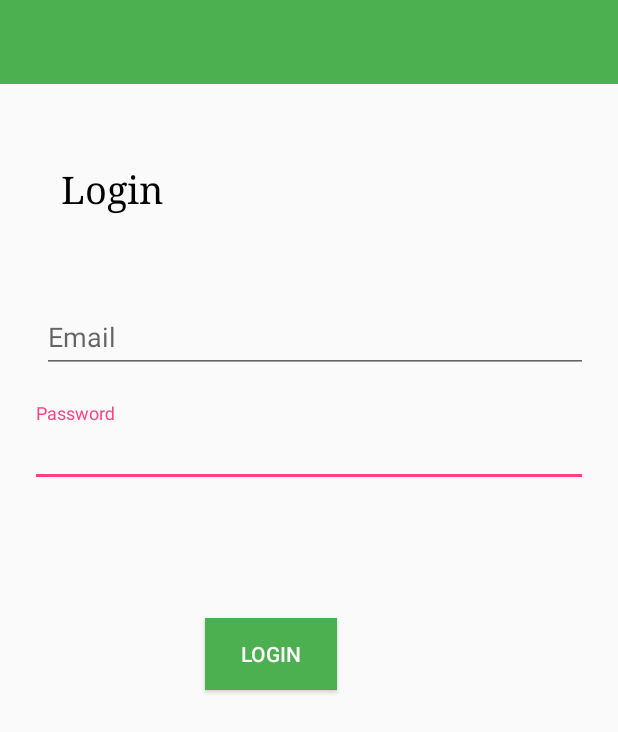
After one commit to ANCProjects/Dealsaster, an Android app: the LoginActivity screen opened directly, with no data from a screen before it, on a phone screen of 412 x 824 dp. The commit adds this screen. Shown: the top 732 px of the screen. Run offline under Robolectric (Android 15) with nearby library versions, the phone set to English and light mode, and no system bars.

```diff
--- a/app/build.gradle
+++ b/app/build.gradle
@@ -26,5 +26,6 @@ dependencies {
     })
     compile 'com.android.support:appcompat-v7:25.3.1'
     compile 'com.android.support.constraint:constraint-layout:1.0.0-beta3'
+    compile 'com.android.support:design:25.3.1'
     testCompile 'junit:junit:4.12'
 }
--- a/app/src/main/AndroidManifest.xml
+++ b/app/src/main/AndroidManifest.xml
@@ -16,6 +16,8 @@
                 <category android:name="android.intent.category.LAUNCHER"/>
             </intent-filter>
         </activity>
+        <activity android:name=".LoginActivity">
+        </activity>
     </application>
 
 </manifest>
--- /dev/null
+++ b/app/src/main/java/io/github/dewunmi/dealsaster/LoginActivity.java
@@ -0,0 +1,16 @@
+package io.github.dewunmi.dealsaster;
+
+import android.support.v7.app.AppCompatActivity;
+import android.os.Bundle;
+
+public class LoginActivity extends AppCompatActivity {
+
+    @Override
+    protected void onCreate(Bundle savedInstanceState) {
+        super.onCreate(savedInstanceState);
+        setContentView(R.layout.activity_login);
+
+        //TODO 1: Add firebase Login authentication
+
+    }
+}
--- a/app/src/main/java/io/github/dewunmi/dealsaster/MainActivity.java
+++ b/app/src/main/java/io/github/dewunmi/dealsaster/MainActivity.java
@@ -9,5 +9,10 @@ public class MainActivity extends AppCompatActivity {
     protected void onCreate(Bundle savedInstanceState) {
         super.onCreate(savedInstanceState);
         setContentView(R.layout.activity_main);
+
+        //TODO 2: Add Tab layout and view pager to enable easy swipe around activities/fragments
+        //TODO 3: Add Chat functionality to the app
+        //TODO 4: Add list of trusted friends to contact in case of an emergency
+        //TODO 5: Add notification feature
     }
 }
--- /dev/null
+++ b/app/src/main/res/layout/activity_login.xml
@@ -0,0 +1,111 @@
+<?xml version="1.0" encoding="utf-8"?>
+<android.support.constraint.ConstraintLayout
+    xmlns:android="http://schemas.android.com/apk/res/android"
+    xmlns:app="http://schemas.android.com/apk/res-auto"
+    xmlns:tools="http://schemas.android.com/tools"
+    android:layout_width="match_parent"
+    android:layout_height="match_parent"
+    tools:context="io.github.dewunmi.dealsaster.LoginActivity">
+
+
+    <include
+        android:id="@+id/login_toolbar"
+        layout="@layout/app_bar_layout"
+        android:layout_width="0dp"
+        android:layout_height="wrap_content"
+        app:layout_constraintLeft_toLeftOf="parent"
+        app:layout_constraintRight_toRightOf="parent"
+        app:layout_constraintTop_toTopOf="parent"/>
+
+
+    <TextView
+        android:id="@+id/textView"
+        style="@android:style/Widget.DeviceDefault.TextView"
+        android:layout_width="wrap_content"
+        android:layout_height="wrap_content"
+        android:layout_marginLeft="20dp"
+        android:layout_marginRight="8dp"
+        android:layout_marginStart="20dp"
+        android:fontFamily="serif"
+        android:layout_marginTop="53dp"
+        android:text="Login"
+        android:textColor="@android:color/black"
+        android:textSize="25sp"
+        app:layout_constraintHorizontal_bias="0.065"
+        app:layout_constraintLeft_toLeftOf="parent"
+        app:layout_constraintRight_toRightOf="parent"
+        app:layout_constraintTop_toBottomOf="@+id/login_toolbar"
+        android:layout_marginEnd="8dp"/>
+
+    <Button
+        android:id="@+id/reg_signIn_button"
+        android:layout_width="wrap_content"
+        android:layout_height="wrap_content"
+        android:layout_marginEnd="20dp"
+        android:background="@color/colorPrimary"
+        android:elevation="0dp"
+        android:paddingEnd="20dp"
+        android:paddingLeft="20dp"
+        android:text="Login"
+        android:textColor="@android:color/white"
+        android:layout_marginTop="87dp"
+        app:layout_constraintTop_toBottomOf="@+id/login_password"
+        android:layout_marginLeft="8dp"
+        app:layout_constraintLeft_toLeftOf="parent"
+        android:layout_marginRight="20dp"
+        app:layout_constraintRight_toRightOf="parent"
+        app:layout_constraintHorizontal_bias="0.435"
+        android:layout_marginStart="8dp"/>
+
+    <android.support.design.widget.TextInputLayout
+        android:id="@+id/login_password"
+        android:layout_width="0dp"
+        android:layout_height="wrap_content"
+        android:layout_marginEnd="20dp"
+        android:layout_marginLeft="20dp"
+        android:layout_marginRight="20dp"
+        android:layout_marginStart="20dp"
+        android:layout_marginTop="20dp"
+        app:layout_constraintLeft_toLeftOf="parent"
+        app:layout_constraintRight_toRightOf="parent"
+        app:layout_constraintTop_toBottomOf="@+id/login_email"
+        app:layout_constraintHorizontal_bias="0.0">
+
+        <EditText
+            android:id="@+id/editText2"
+            android:layout_width="match_parent"
+            android:layout_height="wrap_content"
+            android:layout_weight="1"
+            android:hint="@string/password"
+            android:inputType="textPassword"
+            tools:layout_editor_absoluteX="9dp"
+            tools:layout_editor_absoluteY="269dp"/>
+    </android.support.design.widget.TextInputLayout>
+
+    <android.support.design.widget.TextInputLayout
+        android:id="@+id/login_email"
+        android:layout_width="0dp"
+        android:layout_height="wrap_content"
+        android:layout_marginEnd="20dp"
+        android:layout_marginLeft="8dp"
+        android:layout_marginRight="20dp"
+        android:layout_marginStart="8dp"
+        android:layout_marginTop="50dp"
+        app:layout_constraintLeft_toLeftOf="@+id/login_password"
+        app:layout_constraintRight_toRightOf="parent"
+        app:layout_constraintTop_toBottomOf="@+id/textView">
+
+        <EditText
+            android:id="@+id/editText"
+            android:layout_width="match_parent"
+            android:layout_height="wrap_content"
+            android:layout_weight="1"
+            android:hint="@string/email"
+            android:inputType="textEmailAddress"
+            app:layout_constraintTop_toBottomOf="@+id/textView"
+            tools:layout_editor_absoluteX="9dp"
+            tools:layout_editor_absoluteY="269dp"/>
+    </android.support.design.widget.TextInputLayout>
+
+
+</android.support.constraint.ConstraintLayout>
--- a/app/src/main/res/layout/activity_main.xml
+++ b/app/src/main/res/layout/activity_main.xml
@@ -5,15 +5,7 @@
     xmlns:tools="http://schemas.android.com/tools"
     android:layout_width="match_parent"
     android:layout_height="match_parent"
-    tools:context="io.github.dewunmi.dealsaster.MainActivity">
+    tools:context=".MainActivity">
 
-    <TextView
-        android:layout_width="wrap_content"
-        android:layout_height="wrap_content"
-        android:text="Hello World!"
-        app:layout_constraintBottom_toBottomOf="parent"
-        app:layout_constraintLeft_toLeftOf="parent"
-        app:layout_constraintRight_toRightOf="parent"
-        app:layout_constraintTop_toTopOf="parent"/>
 
 </android.support.constraint.ConstraintLayout>
--- /dev/null
+++ b/app/src/main/res/layout/app_bar_layout.xml
@@ -0,0 +1,8 @@
+<?xml version="1.0" encoding="utf-8"?>
+<android.support.v7.widget.Toolbar
+    xmlns:android="http://schemas.android.com/apk/res/android"
+    android:layout_width="match_parent"
+    android:background="@color/colorPrimary"
+    android:layout_height="wrap_content">
+
+</android.support.v7.widget.Toolbar>
--- a/app/src/main/res/values/colors.xml
+++ b/app/src/main/res/values/colors.xml
@@ -1,6 +1,7 @@
 <?xml version="1.0" encoding="utf-8"?>
 <resources>
-    <color name="colorPrimary">#3F51B5</color>
-    <color name="colorPrimaryDark">#303F9F</color>
+    <color name="colorPrimary">#4CAF50</color>
+    <color name="colorPrimaryDark">#388E3C</color>
     <color name="colorAccent">#FF4081</color>
+
 </resources>
--- a/app/src/main/res/values/strings.xml
+++ b/app/src/main/res/values/strings.xml
@@ -1,3 +1,11 @@
 <resources>
     <string name="app_name">Dealsaster</string>
+
+    <string name="display_name">Display Name</string>
+    <string name="email">Email</string>
+    <string name="password">Password</string>
+    <string name="create_account">Create Account</string>
+
+    <item name="visible" type="id"/>
+    <item name="masked" type="id"/>
 </resources>
--- a/app/src/main/res/values/styles.xml
+++ b/app/src/main/res/values/styles.xml
@@ -1,7 +1,7 @@
 <resources>
 
     <!-- Base application theme. -->
-    <style name="AppTheme" parent="Theme.AppCompat.Light.DarkActionBar">
+    <style name="AppTheme" parent="Theme.AppCompat.Light.NoActionBar">
         <!-- Customize your theme here. -->
         <item name="colorPrimary">@color/colorPrimary</item>
         <item name="colorPrimaryDark">@color/colorPrimaryDark</item>
```
